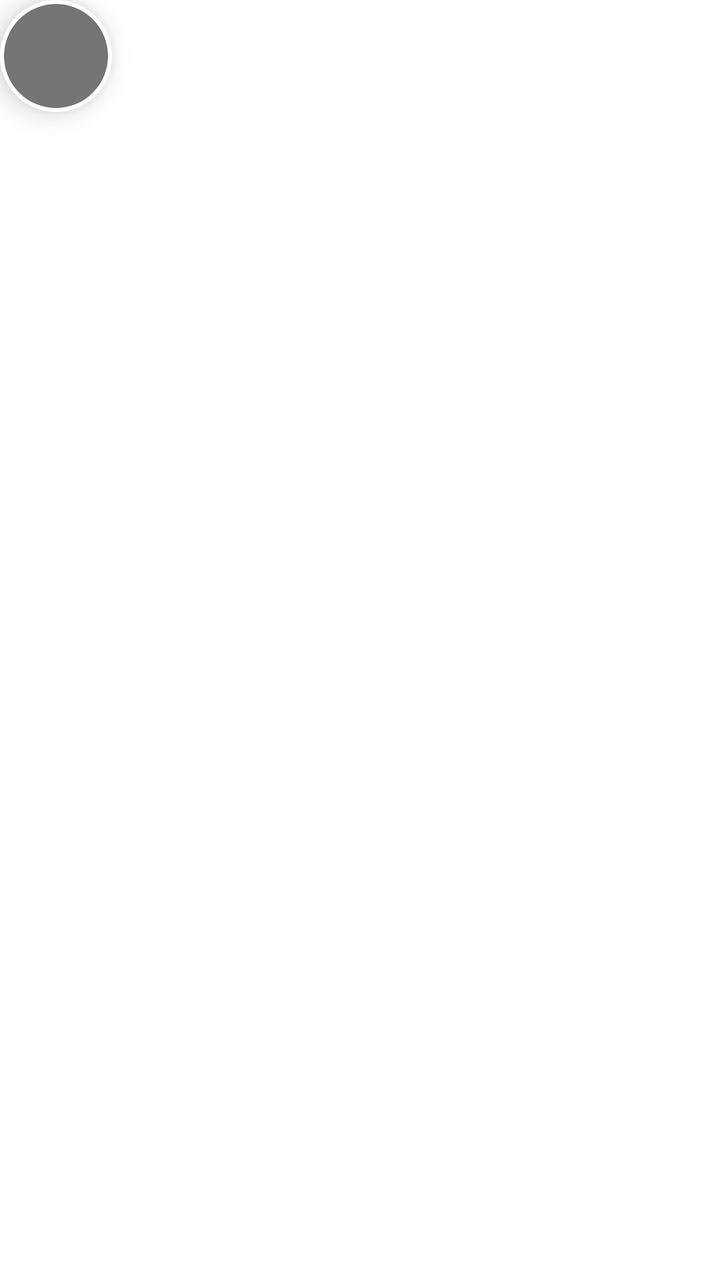
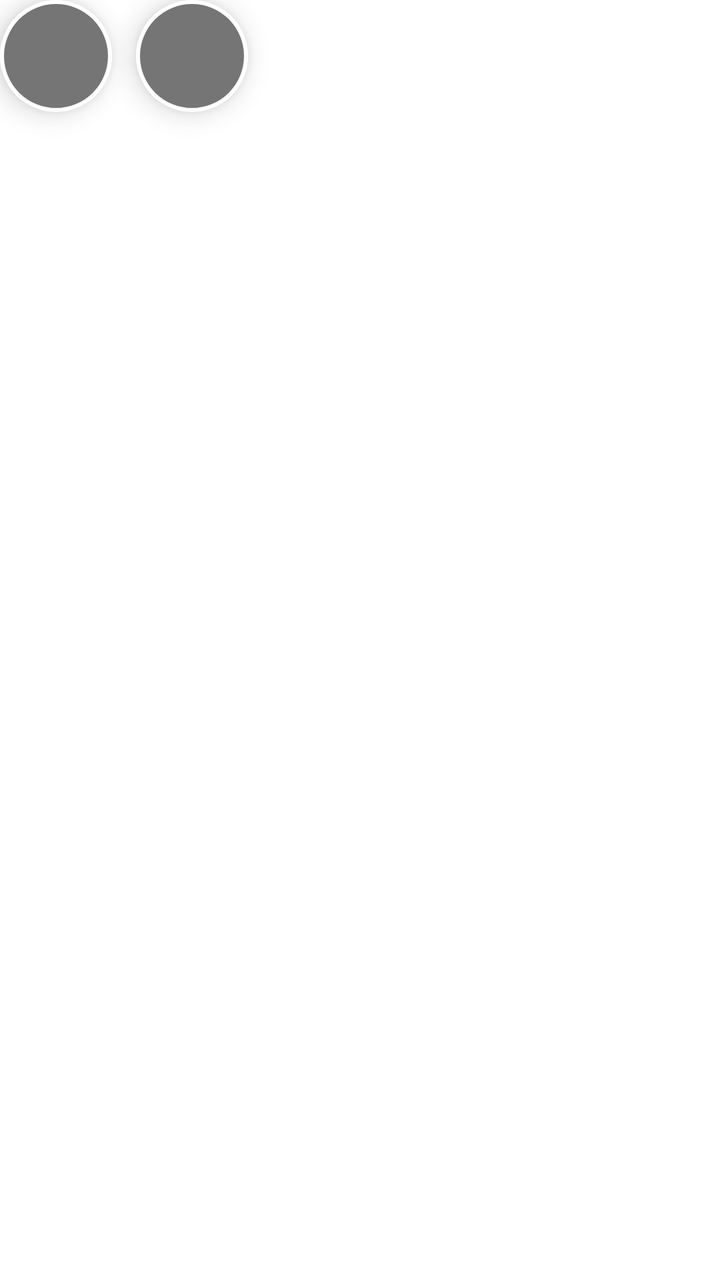

An Android layout rendered at two revisions. The XML below is the earlier revision; the diff shows what the commit changed to produce the second picture.
<!-- AndroidManifest.xml: application theme Theme.AutoClicker -->
<!-- res/layout/overlay_panel.xml -->
<?xml version="1.0" encoding="utf-8"?>
<FrameLayout
    xmlns:android="http://schemas.android.com/apk/res/android"
    android:layout_width="wrap_content"
    android:layout_height="wrap_content">

    
    <View
        android:id="@+id/overlayToggleButton"
        android:layout_width="56dp"
        android:layout_height="56dp"
        android:background="@drawable/overlay_toggle_off"
        android:contentDescription="@string/overlay_toggle_content_description"
        android:elevation="8dp" />

</FrameLayout>
<!-- resources referenced by this layout -->
<resources>
  <!-- drawable overlay_toggle_off (drawable) -->
  <?xml version="1.0" encoding="utf-8"?>
  <shape xmlns:android="http://schemas.android.com/apk/res/android"
      android:shape="oval">
  
      
      <solid android:color="@color/overlay_toggle_off_gray" />
  
      
      <stroke
          android:width="2dp"
          android:color="@color/white" />
  
  </shape>
  <string name="overlay_toggle_content_description">Auto-Clicker floating control button. Drag to move, tap to start or stop tapping.</string>
  <style name="Theme.AutoClicker" parent="Theme.MaterialComponents.DayNight.DarkActionBar">
  
          
          <item name="colorPrimary">@color/purple_500</item>
          <item name="colorPrimaryVariant">@color/purple_700</item>
          <item name="colorOnPrimary">@color/white</item>
  
          
          <item name="colorSecondary">@color/teal_200</item>
          <item name="colorSecondaryVariant">@color/teal_700</item>
          <item name="colorOnSecondary">@color/black</item>
  
          
          <item name="android:statusBarColor">?attr/colorPrimaryVariant</item>
  
      </style>
  <color name="overlay_toggle_off_gray">#FF757575</color>
  <color name="white">#FFFFFFFF</color>
  <color name="purple_500">#FF6200EE</color>
  <color name="purple_700">#FF3700B3</color>
  <color name="teal_200">#FF03DAC5</color>
  <color name="teal_700">#FF018786</color>
  <color name="black">#FF000000</color>
</resources>

<!-- the commit's change to res/layout/overlay_panel.xml (unified diff, before → after) -->
@@ -1,8 +1,9 @@
 <?xml version="1.0" encoding="utf-8"?>
-<FrameLayout
+<LinearLayout
     xmlns:android="http://schemas.android.com/apk/res/android"
     android:layout_width="wrap_content"
-    android:layout_height="wrap_content">
+    android:layout_height="wrap_content"
+    android:orientation="horizontal">
 
     
     <View
@@ -13,4 +14,14 @@
         android:contentDescription="@string/overlay_toggle_content_description"
         android:elevation="8dp" />
 
-</FrameLayout>
+    
+    <View
+        android:id="@+id/overlayRecordButton"
+        android:layout_width="56dp"
+        android:layout_height="56dp"
+        android:layout_marginStart="12dp"
+        android:background="@drawable/overlay_record_off"
+        android:contentDescription="@string/overlay_record_content_description"
+        android:elevation="8dp" />
+
+</LinearLayout>
<!-- resource entries referenced after the edit -->
@@ -1,5 +1,18 @@
 <!-- resources referenced by this layout -->
 <resources>
+  <!-- drawable overlay_record_off (drawable) -->
+  <?xml version="1.0" encoding="utf-8"?>
+  <shape xmlns:android="http://schemas.android.com/apk/res/android"
+      android:shape="oval">
+  
+      
+      <solid android:color="@color/overlay_toggle_off_gray" />
+  
+      <stroke
+          android:width="2dp"
+          android:color="@color/white" />
+  
+  </shape>
   <!-- drawable overlay_toggle_off (drawable) -->
   <?xml version="1.0" encoding="utf-8"?>
   <shape xmlns:android="http://schemas.android.com/apk/res/android"
@@ -14,6 +27,7 @@
           android:color="@color/white" />
   
   </shape>
+  <string name="overlay_record_content_description">Record button. Tap to start recording a sequence of tap points; tap again to stop.</string>
   <string name="overlay_toggle_content_description">Auto-Clicker floating control button. Drag to move, tap to start or stop tapping.</string>
   <style name="Theme.AutoClicker" parent="Theme.MaterialComponents.DayNight.DarkActionBar">
   
